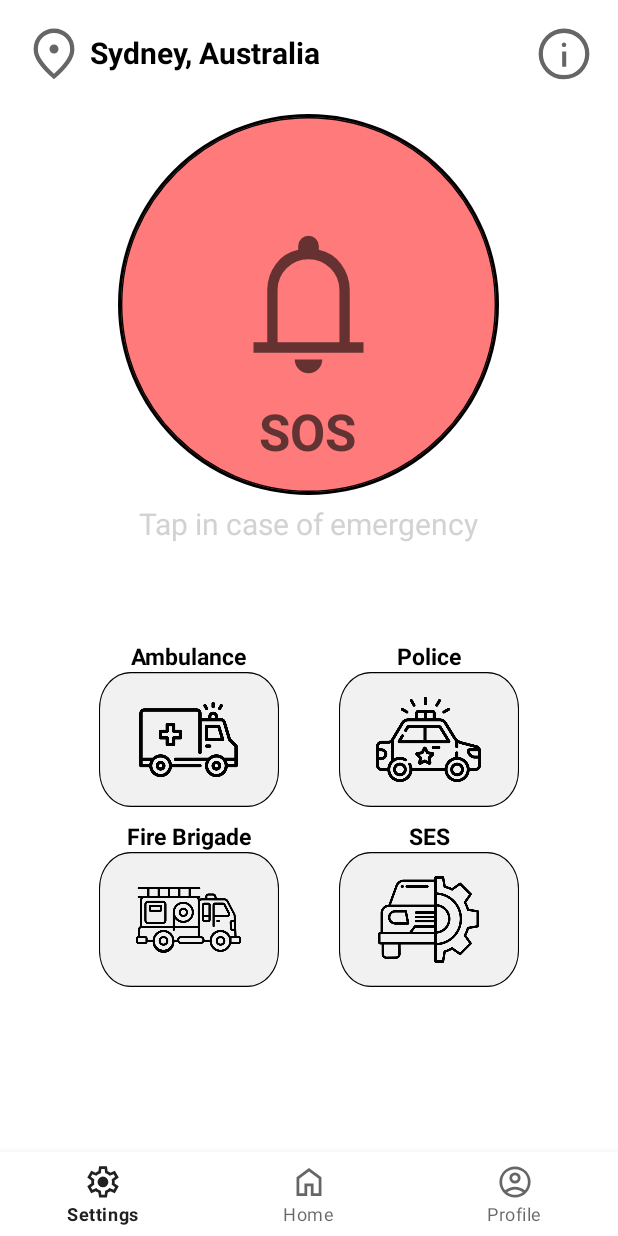
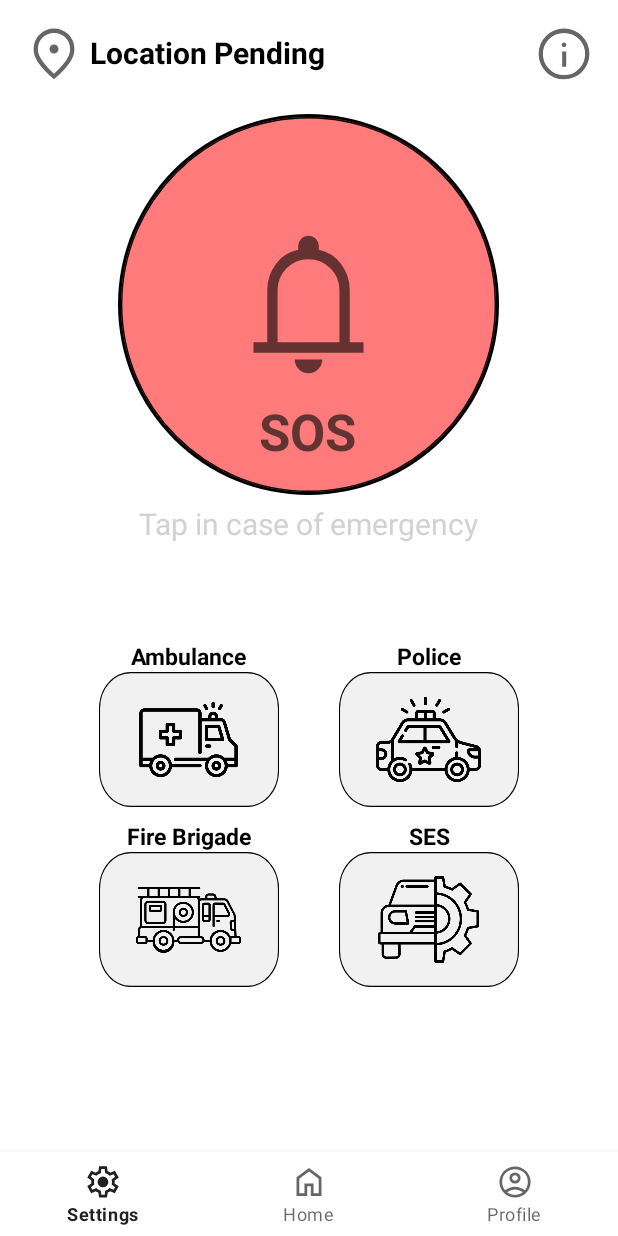
Before and after one commit to GeoffreyMcLennan/INFS3605T13AGroup1, an Android app: the layout activity_main.xml on its own in the app's theme, with its tools: preview values and no code run, on a phone screen of 412 x 824 dp. Run offline under Robolectric (Android 15) with nearby library versions, the phone set to English and light mode, and no system bars.

Commit message:
Added Location functionality to home page

```diff
--- a/app/src/main/res/layout/activity_main.xml
+++ b/app/src/main/res/layout/activity_main.xml
@@ -19,13 +19,14 @@
         app:layout_constraintEnd_toEndOf="parent"
         app:layout_constraintTop_toTopOf="parent" />
 
-    <ImageView
-        android:id="@+id/imageView"
+    <ImageButton
+        android:id="@+id/locationButton"
         android:layout_width="wrap_content"
         android:layout_height="wrap_content"
         android:layout_marginStart="16dp"
         android:layout_marginTop="16dp"
         android:src="@drawable/location_on_48px"
+        android:background="@android:color/transparent"
         app:layout_constraintStart_toStartOf="parent"
         app:layout_constraintTop_toTopOf="parent" />
 
@@ -59,16 +60,16 @@
         app:layout_constraintStart_toStartOf="@+id/imageButton" />
 
     <TextView
-        android:id="@+id/textView2"
+        android:id="@+id/location"
         android:layout_width="wrap_content"
         android:layout_height="wrap_content"
         android:layout_marginStart="4dp"
         android:layout_marginTop="21dp"
-        android:text="Sydney, Australia"
+        android:text="Location Pending"
         android:textColor="#000000"
         android:textSize="20sp"
         android:textStyle="bold"
-        app:layout_constraintStart_toEndOf="@+id/imageView"
+        app:layout_constraintStart_toEndOf="@+id/locationButton"
         app:layout_constraintTop_toTopOf="parent" />
 
     <TextView
--- /dev/null
+++ b/app/src/main/res/layout/activity_settings.xml
@@ -0,0 +1,6 @@
+<?xml version="1.0" encoding="utf-8"?>
+<androidx.constraintlayout.widget.ConstraintLayout xmlns:android="http://schemas.android.com/apk/res/android"
+    android:layout_width="match_parent"
+    android:layout_height="match_parent">
+
+</androidx.constraintlayout.widget.ConstraintLayout>
```
Also changed, not shown: app/src/main/AndroidManifest.xml (+5 -3 lines), app/src/main/java/com/example/infs3605t13agroup1/MainActivity.java (+84 -11 lines), app/src/main/java/com/example/infs3605t13agroup1/SettingsActivity.java (+9 -0 lines).
